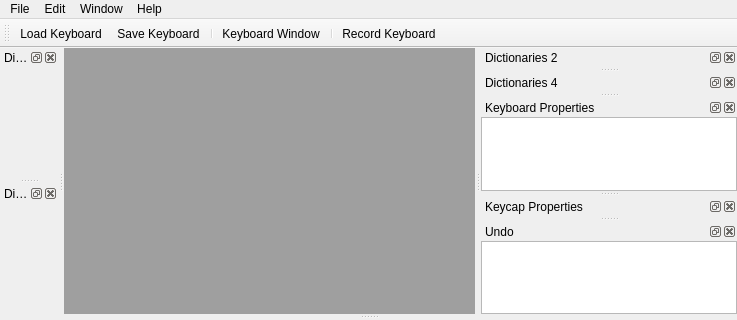
Before: the Qt Designer form Sources/MainWindow.ui in FromtonRouge/KaladriusTrainer, drawn with Qt 5; both pictures show x 0 to 737 and y 0 to 320 of the 737 by 553 pixel window.
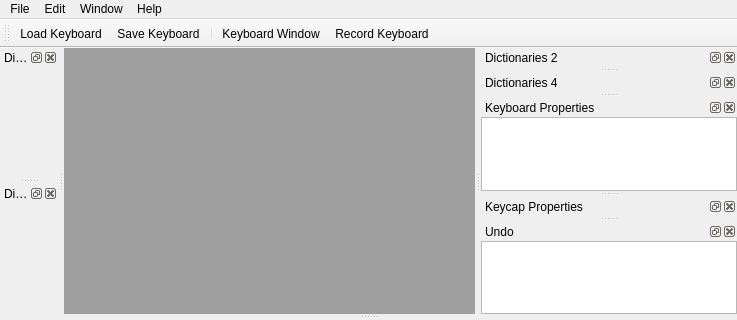
After: the same form once the commit is applied. Icons and pictures are not drawn. Custom widgets are drawn as their Qt base class.

```diff
--- a/Sources/MainWindow.ui
+++ b/Sources/MainWindow.ui
@@ -350,7 +350,6 @@
    <addaction name="actionSave_Keyboard"/>
    <addaction name="separator"/>
    <addaction name="actionKeyboard_Window"/>
-   <addaction name="separator"/>
    <addaction name="actionRecord_Keyboard"/>
   </widget>
   <action name="actionQuit">
```
Left out of the diff: 2 changed lines with no effect on the pictures.
